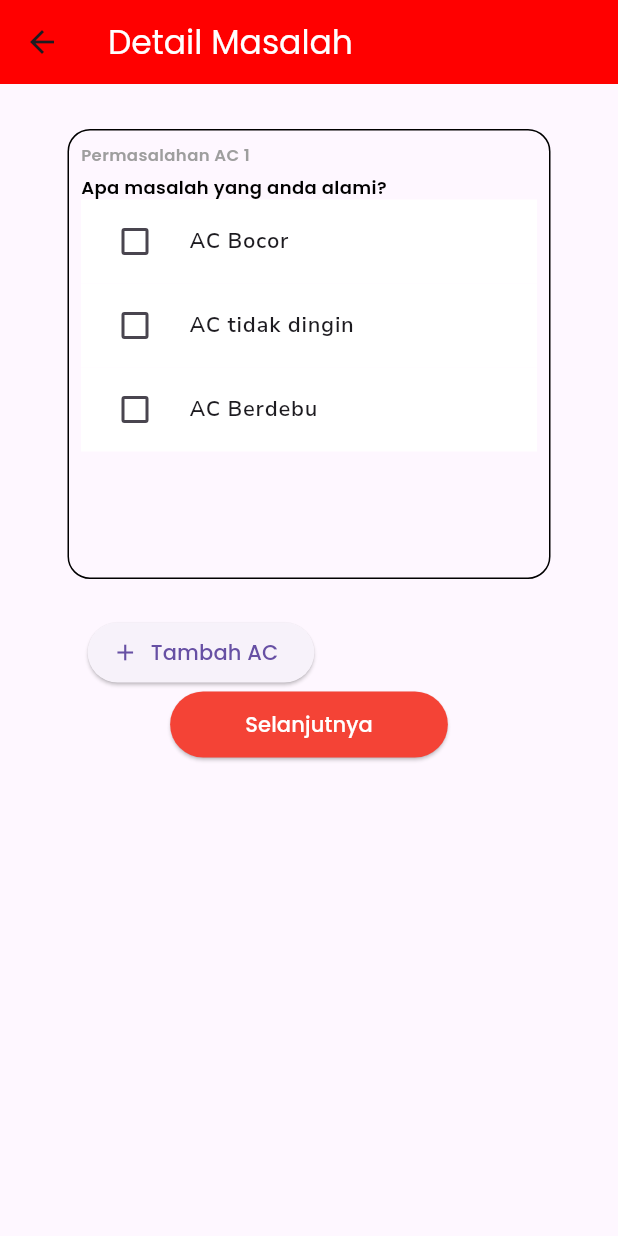
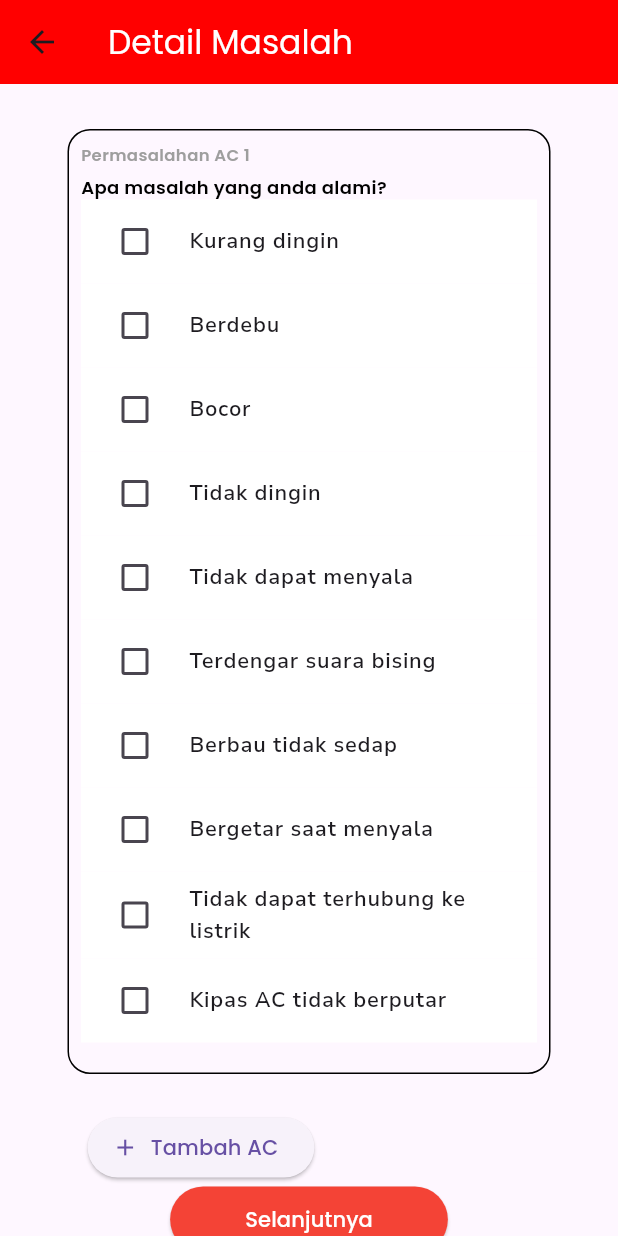
Before and after one commit to AhmadZ571/JasaRumahkuFinalPro, a Flutter app: the service_ac screen opened directly, on a phone screen of 412 x 824 dp. Run offline on Flutter 3.47's test engine with Material 3 defaults, Android fonts, the phone set to English and light mode, and no system bars; our stand-ins replace carousel_slider, firebase_auth, firebase_core, geolocator, google_maps_flutter, google_sign_in and 1 more; missing offline and left inert: open_street_map_search_and_pick; accounts and stored records are empty.

Commit message:
UI survey fix

```diff
--- a/lib/pages/servis_ac/service_ac.dart
+++ b/lib/pages/servis_ac/service_ac.dart
@@ -1,5 +1,5 @@
 import 'package:flutter/material.dart';
-import 'package:jasarumahku/pages/servis_ac/waktu_layanan_ac.dart';
+import 'package:jasarumahku/pages/maps/osmhome.dart';
 
 class service_ac extends StatefulWidget {
   @override
@@ -7,14 +7,58 @@ class service_ac extends StatefulWidget {
 }
 
 class _ServiceInformationPageState extends State<service_ac> {
-  bool? isLeaking = false;
-  bool? isNotCooling = false;
-  bool? isDusting = false;
-  bool wontTurnOn = false;
+  Widget buildCheckboxListTile(
+    String title,
+    bool variableName, {
+    dynamic Function(bool?)? onChanged,
+  }) {
+    return CheckboxListTile(
+      title: Text(
+        title,
+        style: TextStyle(
+          fontFamily: 'Nunito',
+          fontSize: 14,
+          fontWeight: FontWeight.w600,
+        ),
+      ),
+      value: variableName,
+      activeColor: Colors.grey,
+      tristate: true,
+      checkColor: Colors.white,
+      tileColor: Colors.white,
+      controlAffinity: ListTileControlAffinity.leading,
+      onChanged: onChanged ?? (newBool) => setState(() => variableName),
+    );
+  }
+
+  //AC 1
+  bool isLeaking1 = false;
+  bool isLessCooling1 = false;
+  bool isDusting1 = false;
+  bool wontTurnOn1 = false;
+  bool soundIssue1 = false;
+  bool smellIssue1 = false;
+  bool shakingIssue1 = false;
+  bool electricIssue1 = false;
+  bool fanIssue1 = false;
+  bool isNotCooling1 = false;
+
+  //AC 2
+  bool isLeaking2 = false;
+  bool isNotCooling2 = false;
+  bool isDusting2 = false;
+  bool isLessCooling2 = false;
+  bool wontTurnOn2 = false;
+  bool soundIssue2 = false;
+  bool smellIssue2 = false;
+  bool shakingIssue2 = false;
+  bool electricIssue2 = false;
+  bool fanIssue2 = false;
+
   bool isVisible = false;
+
   bool isButton = true;
   String problemDetails = ''; // Variable to store text field value
-
   @override
   Widget build(BuildContext context) {
     return Scaffold(
@@ -44,7 +88,7 @@ class _ServiceInformationPageState extends State<service_ac> {
               child: Padding(
                 padding: EdgeInsets.fromLTRB(15, 0, 15, 0),
                 child: Container(
-                  height: 300,
+                  height: 630,
                   alignment: Alignment.topLeft,
                   padding: EdgeInsets.all(8),
                   decoration: BoxDecoration(
@@ -76,69 +120,20 @@ class _ServiceInformationPageState extends State<service_ac> {
                           fontWeight: FontWeight.w600,
                         ),
                       ),
-                      CheckboxListTile(
-                        title: const Text(
-                          'AC Bocor',
-                          style: TextStyle(
-                            fontFamily: 'Nunito',
-                            fontSize: 14,
-                            fontWeight: FontWeight.w600,
-                          ),
-                        ),
-                        value: isLeaking,
-                        activeColor: Colors.grey,
-                        tristate: true,
-                        checkColor: Colors.white,
-                        tileColor: Colors.white,
-                        controlAffinity: ListTileControlAffinity.leading,
-                        onChanged: (newBool) {
-                          setState(() {
-                            isLeaking = newBool;
-                          });
-                        },
-                      ),
-                      CheckboxListTile(
-                        title: const Text(
-                          'AC tidak dingin',
-                          style: TextStyle(
-                            fontFamily: 'Nunito',
-                            fontSize: 14,
-                            fontWeight: FontWeight.w600,
-                          ),
-                        ),
-                        value: isNotCooling,
-                        activeColor: Colors.grey,
-                        tristate: true,
-                        checkColor: Colors.white,
-                        tileColor: Colors.white,
-                        controlAffinity: ListTileControlAffinity.leading,
-                        onChanged: (newBool) {
-                          setState(() {
-                            isNotCooling = newBool;
-                          });
-                        },
-                      ),
-                      CheckboxListTile(
-                        title: const Text(
-                          'AC Berdebu',
-                          style: TextStyle(
-                            fontFamily: 'Nunito',
-                            fontSize: 14,
-                            fontWeight: FontWeight.w600,
-                          ),
-                        ),
-                        value: isDusting,
-                        activeColor: Colors.grey,
-                        tristate: true,
-                        checkColor: Colors.white,
-                        tileColor: Colors.white,
-                        controlAffinity: ListTileControlAffinity.leading,
-                        onChanged: (newBool) {
-                          setState(() {
-                            isDusting = newBool;
-                          });
-                        },
-                      ),
+                      buildCheckboxListTile('Kurang dingin', isLessCooling1),
+                      buildCheckboxListTile('Berdebu', isDusting1),
+                      buildCheckboxListTile('Bocor', isLeaking1),
+                      buildCheckboxListTile('Tidak dingin', isNotCooling1),
+                      buildCheckboxListTile('Tidak dapat menyala', wontTurnOn1),
+                      buildCheckboxListTile(
+                          'Terdengar suara bising', soundIssue1),
+                      buildCheckboxListTile('Berbau tidak sedap', smellIssue1),
+                      buildCheckboxListTile(
+                          'Bergetar saat menyala', shakingIssue1),
+                      buildCheckboxListTile(
+                          'Tidak dapat terhubung ke listrik', electricIssue1),
+                      buildCheckboxListTile(
+                          'Kipas AC tidak berputar', fanIssue1),
                     ],
                   ),
                 ),
@@ -151,8 +146,8 @@ class _ServiceInformationPageState extends State<service_ac> {
                 child: ElevatedButton.icon(
                   onPressed: () {
                     setState(() {
+                      isButton = !isButton;
                       isVisible = !isVisible;
-                      isButton = !isButton;
                     });
                   },
                   label: Text('Tambah AC'),
@@ -172,7 +167,7 @@ class _ServiceInformationPageState extends State<service_ac> {
                 child: Padding(
                   padding: EdgeInsets.fromLTRB(15, 0, 15, 0),
                   child: Container(
-                    height: 300,
+                    height: 630,
                     alignment: Alignment.topLeft,
                     padding: EdgeInsets.all(8),
                     decoration: BoxDecoration(
@@ -204,69 +199,22 @@ class _ServiceInformationPageState extends State<service_ac> {
                             fontWeight: FontWeight.w600,
                           ),
                         ),
-                        CheckboxListTile(
-                          title: const Text(
-                            'AC Bocor',
-                            style: TextStyle(
-                              fontFamily: 'Nunito',
-                              fontSize: 14,
-                              fontWeight: FontWeight.w600,
-                            ),
-                          ),
-                          value: isLeaking,
-                          activeColor: Colors.grey,
-                          tristate: true,
-                          checkColor: Colors.white,
-                          tileColor: Colors.white,
-                          controlAffinity: ListTileControlAffinity.leading,
-                          onChanged: (newBool) {
-                            setState(() {
-                              isLeaking = newBool;
-                            });
-                          },
-                        ),
-                        CheckboxListTile(
-                          title: const Text(
-                            'AC tidak dingin',
-                            style: TextStyle(
-                              fontFamily: 'Nunito',
-                              fontSize: 14,
-                              fontWeight: FontWeight.w600,
-                            ),
-                          ),
-                          value: isNotCooling,
-                          activeColor: Colors.grey,
-                          tristate: true,
-                          checkColor: Colors.white,
-                          tileColor: Colors.white,
-                          controlAffinity: ListTileControlAffinity.leading,
-                          onChanged: (newBool) {
-                            setState(() {
-                              isNotCooling = newBool;
-                            });
-                          },
-                        ),
-                        CheckboxListTile(
-                          title: const Text(
-                            'AC Berdebu',
-                            style: TextStyle(
-                              fontFamily: 'Nunito',
-                              fontSize: 14,
-                              fontWeight: FontWeight.w600,
-                            ),
-                          ),
-                          value: isDusting,
-                          activeColor: Colors.grey,
-                          tristate: true,
-                          checkColor: Colors.white,
-                          tileColor: Colors.white,
-                          controlAffinity: ListTileControlAffinity.leading,
-                          onChanged: (newBool) {
-                            setState(() {
-                              isDusting = newBool;
-                            });
-                          },
-                        ),
+                        buildCheckboxListTile('Kurang dingin', isLessCooling2),
+                        buildCheckboxListTile('Berdebu', isDusting2),
+                        buildCheckboxListTile('Bocor', isLeaking2),
+                        buildCheckboxListTile('Tidak dingin', isNotCooling2),
+                        buildCheckboxListTile(
+                            'Tidak dapat menyala', wontTurnOn2),
+                        buildCheckboxListTile(
+                            'Terdengar suara bising', soundIssue2),
+                        buildCheckboxListTile(
+                            'Berbau tidak sedap', smellIssue2),
+                        buildCheckboxListTile(
+                            'Bergetar saat menyala', shakingIssue2),
+                        buildCheckboxListTile(
+                            'Tidak dapat terhubung ke listrik', electricIssue2),
+                        buildCheckboxListTile(
+                            'Kipas AC tidak berputar', fanIssue2),
                       ],
                     ),
                   ),
@@ -281,7 +229,7 @@ class _ServiceInformationPageState extends State<service_ac> {
                   onPressed: () {
                     Navigator.push(
                       context,
-                      MaterialPageRoute(builder: (context) => Waktu_layanan()),
+                      MaterialPageRoute(builder: (context) => OSMHome()),
                     );
                   },
                   style: ElevatedButton.styleFrom(
--- a/lib/pages/servis_ac/waktu_layanan_ac.dart
+++ b/lib/pages/servis_ac/waktu_layanan_ac.dart
@@ -1,6 +1,6 @@
 import 'package:flutter/material.dart';
 import 'package:intl/intl.dart';
-import 'package:jasarumahku/pages/maps/osmhome.dart';
+import 'package:jasarumahku/pages/servis_ac/confirmation_ac.dart';
 
 class Waktu_layanan extends StatelessWidget {
   @override
@@ -86,7 +86,7 @@ class _WaktuLayananACState extends State<WaktuLayananAC> {
                   print('Selected Time: $selectedTime');
                   Navigator.push(
                     context,
-                    MaterialPageRoute(builder: (context) => OSMHome()),
+                    MaterialPageRoute(builder: (context) => ACConfirmation()),
                   );
                 },
                 style: ElevatedButton.styleFrom(
--- a/pubspec.yaml
+++ b/pubspec.yaml
@@ -34,6 +34,7 @@ dependencies:
   carousel_slider: ^4.2.1
   smooth_page_indicator: ^1.1.0
   intl: ^0.17.0
+  geolocator: ^10.1.0
 
   # The following adds the Cupertino Icons font to your application.
   # Use with the CupertinoIcons class for iOS style icons.
```
Also changed, not shown: lib/pages/maps/location_utils.dart (added, +36 -0 lines), lib/pages/maps/osmhome.dart (+19 -22 lines), lib/pages/servis_ac/confirmation_ac.dart (added, +15 -0 lines), pubspec.lock.
